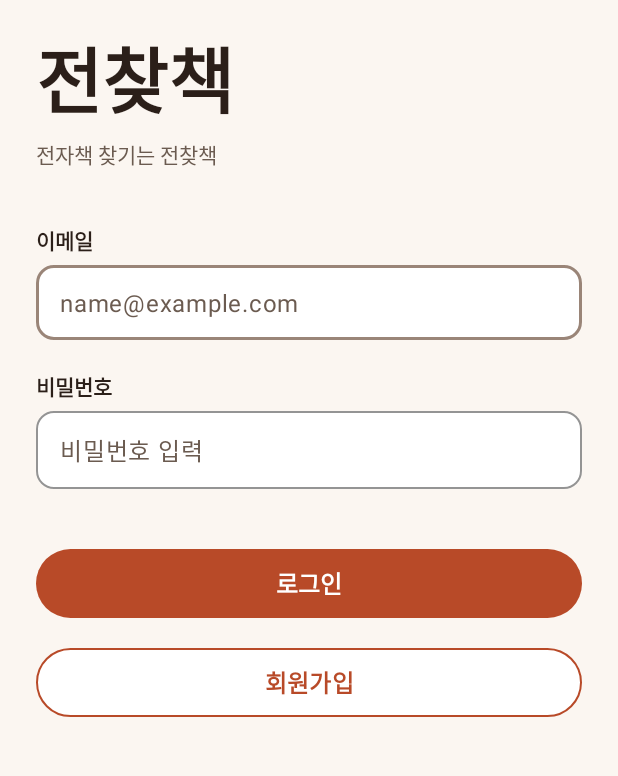
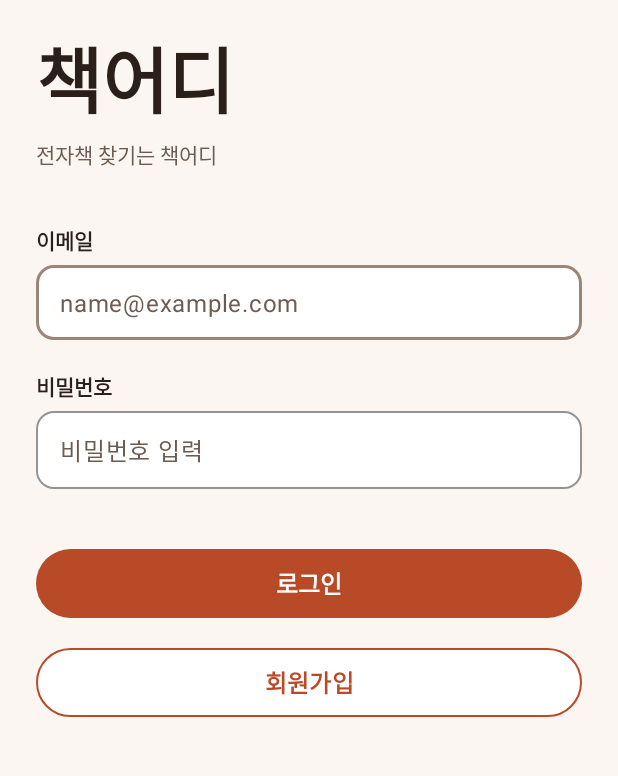
Before and after one commit to eunseong767/BookWhere, an Android app: the screen it shows after launch (LoginActivity), on a phone screen of 412 x 824 dp, the part 192-968 px from its top. Run offline under Robolectric (Android 15) with nearby library versions, the phone set to English and light mode, and no system bars; our stand-ins replace Firebase (no records; nobody signed in at launch, a user with empty details on screens opened directly).

Commit message:
앱 이름 '전찾책'을 '책어디(BookWhere)'로 변경
- B1 로그인 화면 제목·부제목
- B5 이용약관 제목·본문

Co-Authored-By: Claude Opus 5.5 <noreply@anthropic.com>

```diff
--- a/app/src/main/java/com/bookwhere/app/MyPageFragment.java
+++ b/app/src/main/java/com/bookwhere/app/MyPageFragment.java
@@ -149,8 +149,8 @@ public class MyPageFragment extends Fragment {
 
     private void showTermsDialog() {
         new MaterialAlertDialogBuilder(requireContext())
-                .setTitle("전찾책 서비스 이용약관")
-                .setMessage("제1조 (목적)\n본 약관은 '전찾책'이 제공하는 전자책 구독 플랫폼 통합 검색 및 위시리스트 서비스의 이용 조건과 절차를 규정합니다.\n\n"
+                .setTitle("책어디(BookWhere) 서비스 이용약관")
+                .setMessage("제1조 (목적)\n본 약관은 '책어디(BookWhere)'가 제공하는 전자책 구독 플랫폼 통합 검색 및 위시리스트 서비스의 이용 조건과 절차를 규정합니다.\n\n"
                         + "제2조 (서비스 내용)\n회원은 도서 검색, 플랫폼별 구독 가능 여부 조회, 관심 도서 저장 기능을 이용할 수 있습니다.\n\n"
                         + "제3조 (계정 관리)\n회원은 본인의 이메일 계정 정보를 안전하게 관리할 책임이 있습니다.")
                 .setPositiveButton("확인", null)
--- a/app/src/main/res/layout/activity_login.xml
+++ b/app/src/main/res/layout/activity_login.xml
@@ -25,13 +25,13 @@
         app:layout_constraintStart_toStartOf="@id/gl_left"
         app:layout_constraintTop_toTopOf="parent" />
 
-    <!-- 앱 이름 '전찾책' 좌측 정렬 -->
+    <!-- 앱 이름 '책어디' 좌측 정렬 -->
     <TextView
         android:id="@+id/tv_login_title"
         android:layout_width="wrap_content"
         android:layout_height="wrap_content"
         android:layout_marginTop="16dp"
-        android:text="전찾책"
+        android:text="책어디"
         android:textColor="@color/text_main"
         android:textSize="48sp"
         android:textStyle="bold"
@@ -43,7 +43,7 @@
         android:layout_width="wrap_content"
         android:layout_height="wrap_content"
         android:layout_marginTop="4dp"
-        android:text="전자책 찾기는 전찾책"
+        android:text="전자책 찾기는 책어디"
         android:textColor="@color/text_sub"
         android:textSize="14sp"
         app:layout_constraintStart_toStartOf="@id/gl_left"
```
